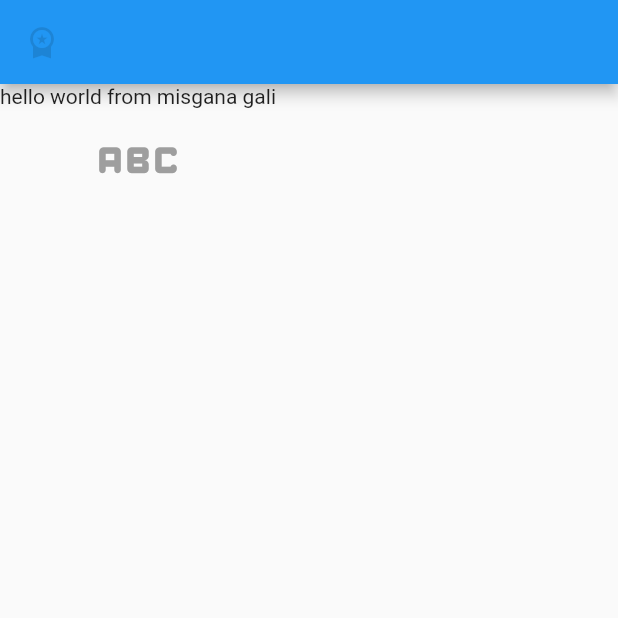
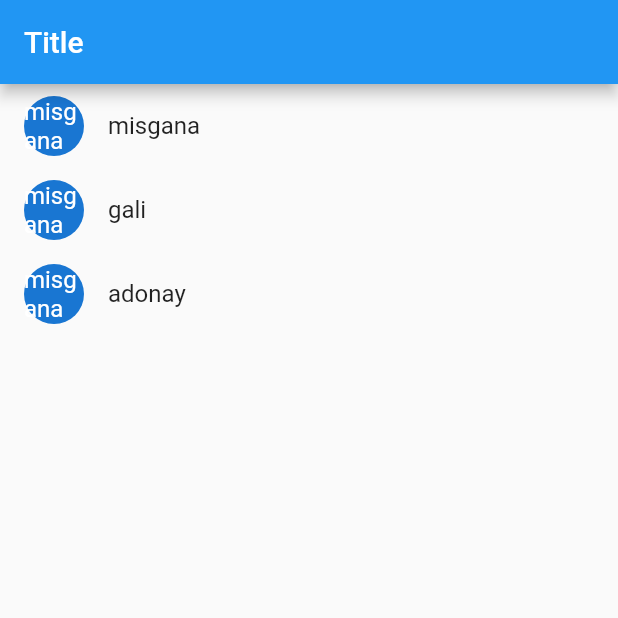
Before and after one commit to misganawiw/one, a Flutter app: the screen it shows after launch, on a phone screen of 412 x 824 dp, the top half of it. Run offline on Flutter 3.47's test engine with Material 2 defaults, Android fonts, the phone set to English and light mode, and no system bars.

Commit message:
here i have changed the main.dart file to direct it to the Listing.dart

```diff
--- a/lib/main.dart
+++ b/lib/main.dart
@@ -1,5 +1,6 @@
 import 'package:flutter/material.dart';
 import 'package:one/try_widgets/iconss.dart';
+import 'package:one/try_widgets/layouts.dart';
 import 'package:one/try_widgets/simple_text.dart';
 
 void main() {
@@ -17,7 +18,7 @@ class MyApp extends StatelessWidget {
       theme: ThemeData(
       primarySwatch: Colors.blue,
       ),
-      home: Simpletxt(),
+      home: Listing(),
     );
   }
 }
--- /dev/null
+++ b/lib/try_widgets/layouts.dart
@@ -0,0 +1,28 @@
+import 'package:flutter/material.dart';
+
+class Listing extends StatelessWidget {
+   Listing({super.key});
+
+  List<String> headings  = ['misgana','gali','adonay'];
+  List<int> pricing = [200,33,234];
+  @override
+  Widget build(BuildContext context) {
+    return Scaffold(
+      appBar: AppBar(
+        title: const Text('Title'),
+      ),
+      body: Container(
+       child: ListView.builder(
+          itemCount: headings.length,
+         itemBuilder: (context, index){
+          return ListTile(
+            leading: CircleAvatar(child: Text(headings.first)),
+            title: Text(headings[index]),
+          );
+        },
+        ),
+        ),
+      );
+
+  }
+}
--- a/lib/try_widgets/simple_text.dart
+++ b/lib/try_widgets/simple_text.dart
@@ -11,8 +11,8 @@ class Simpletxt extends StatelessWidget {
       body: Container(
         child: Column(
           children: <Widget>[
-            const Text('hello world from misgana gali',),
-            const Icon(Icons.abc_rounded,size: 69,color:Colors.grey)
+            const Text('hello world from misgana gali',style: TextStyle(fontSize: 50,fontStyle: FontStyle.italic,color: Colors.cyan),),
+            const Icon(Icons.abc_rounded,size: 69,color:Colors.grey),
           ],
         )
       ),
```
Also changed, not shown: pubspec.yaml (line endings or trailing spaces).
